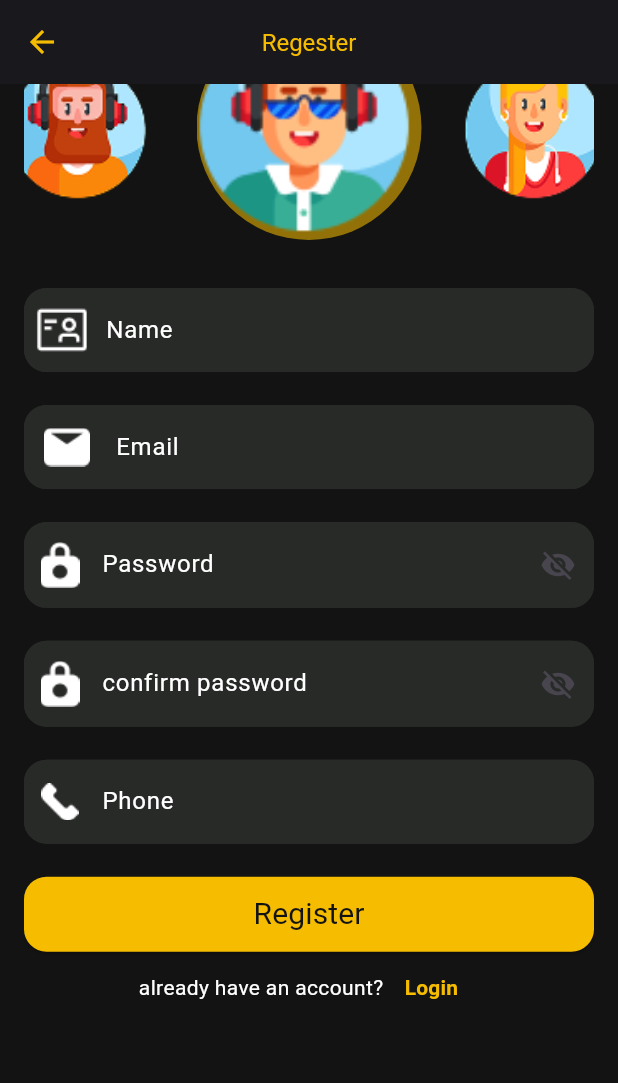
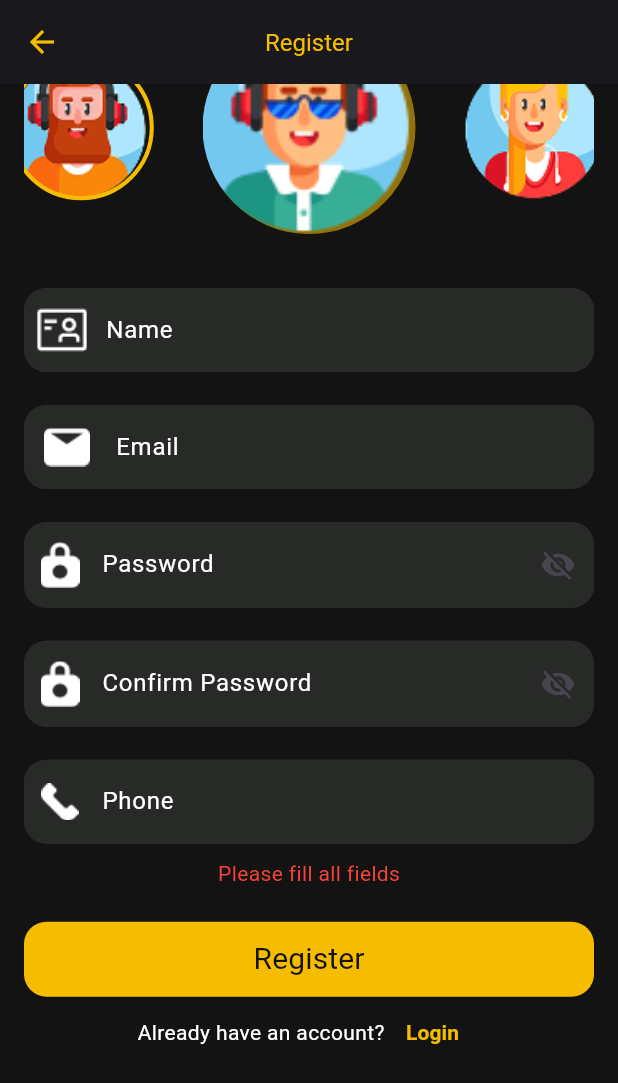
Before and after one commit to Abanob-romany/movies_app, a Flutter app: the Regester screen opened by its route, scrolled down 56 dp, after a tap on "Register", on a phone screen of 412 x 824 dp. Shown: the top 1083 px of the screen. Run offline on Flutter 3.47's test engine with Material 3 defaults, Android fonts, the phone set to English and light mode, and no system bars; drawn by our look-alikes of carousel_slider; our stand-ins replace google_fonts.

Commit message:
feat: Implement login and registration functionality with ViewModel architecture
- Added Login and Register screens with respective ViewModels for state management.
- Integrated API service for user authentication and registration.
- Updated routing to include Login and Register screens.
- Refactored existing code for better organization and readability.
- Added error handling and loading states in ViewModels.
- Created placeholder tabs for Browse, Home, Search, and Profile sections.
- Updated pubspec.yaml and pubspec.lock for new dependencies.

```diff
--- a/lib/main.dart
+++ b/lib/main.dart
@@ -1,6 +1,7 @@
 import 'package:flutter/material.dart';
 import 'package:movies_app/ui/screens/auth/auth.dart';
 import 'package:movies_app/ui/screens/auth/forget%20password/forget_pass.dart';
+import 'package:movies_app/ui/screens/auth/login/login.dart';
 import 'package:movies_app/ui/screens/auth/regester/regester.dart';
 import 'package:movies_app/ui/screens/home/home.dart';
 import 'package:movies_app/ui/screens/movie%20details/movie_details.dart';
@@ -17,7 +18,7 @@ class MyApp extends StatelessWidget {
   Widget build(BuildContext context) {
     return MaterialApp(
       debugShowCheckedModeBanner: false,
-      initialRoute: MovieDetails.routeName,
+      initialRoute: Onboarding.routeName,
 
       routes: {
         Onboarding.routeName: (context) => Onboarding(),
@@ -26,6 +27,7 @@ class MyApp extends StatelessWidget {
         MovieDetails.routeName: (context) => MovieDetails(),
         ForgetPass.routeName: (context) => ForgetPass(),
         Regester.routeName: (context) => const Regester(),
+        Login.routeName: (context) => const Login(),
       },
     );
   }
--- /dev/null
+++ b/lib/ui/screens/auth/login/api_service.dart
@@ -0,0 +1,74 @@
+import 'package:http/http.dart' as http;
+import 'dart:convert';
+
+class ApiService {
+  static const String baseUrl = 'https://route-movie-apis.vercel.app/auth';
+
+  static Future<Map<String, dynamic>> login({
+    required String email,
+    required String password,
+  }) async {
+    try {
+      final payload = {
+        'email': email,
+        'password': password,
+      };
+      print('Login Payload: $payload');
+      final response = await http.post(
+        Uri.parse('$baseUrl/login'),
+        headers: {'Content-Type': 'application/json'},
+        body: jsonEncode(payload),
+      );
+      print('Login Response: ${response.statusCode} - ${response.body}');
+
+      if (response.statusCode == 200) {
+        return jsonDecode(response.body);
+      } else if (response.statusCode == 400) {
+        throw Exception('Bad request: ${jsonDecode(response.body)['message'] ?? 'Invalid credentials'}');
+      } else {
+        throw Exception('Failed to login: ${response.statusCode} - ${response.body}');
+      }
+    } catch (e) {
+      print('Login Error: $e');
+      throw Exception('Error during login: $e');
+    }
+  }
+
+  static Future<Map<String, dynamic>> register({
+    required String name,
+    required String email,
+    required String password,
+    required String confirmPassword,
+    required String phone,
+    required int avaterId,
+  }) async {
+    try {
+      final payload = {
+        'name': name,
+        'email': email,
+        'password': password,
+        'confirmPassword': confirmPassword,
+        'phone': phone,
+        'avaterId': avaterId,
+      };
+      print('Register Payload: $payload');
+      final response = await http.post(
+        Uri.parse('$baseUrl/register'),
+        headers: {'Content-Type': 'application/json'},
+        body: jsonEncode(payload),
+      );
+      print('Register Response: ${response.statusCode} - ${response.body}');
+
+      if (response.statusCode == 200 || response.statusCode == 201) {
+        return jsonDecode(response.body);
+      } else if (response.statusCode == 400) {
+        throw Exception('Bad request: ${jsonDecode(response.body)['message'] ?? 'Invalid data'}');
+      } else {
+        throw Exception('Failed to register: ${response.statusCode} - ${response.body}');
+      }
+    } catch (e) {
+      print('Register Error: $e');
+      throw Exception('Error during registration: $e');
+    }
+  }
+}
--- /dev/null
+++ b/lib/ui/screens/auth/regester/api_service.dart
@@ -0,0 +1,67 @@
+import 'package:http/http.dart' as http;
+import 'dart:convert';
+
+class ApiService {
+  static const String baseUrl = 'https://route-movie-apis.vercel.app/auth';
+
+  static Future<Map<String, dynamic>> register({
+    required String name,
+    required String email,
+    required String password,
+    required String confirmPassword,
+    required String phone,
+    required int avaterId, // Updated to match API example (typo preserved)
+  }) async {
+    try {
+      final payload = {
+        'name': name,
+        'email': email,
+        'password': password,
+        'confirmPassword': confirmPassword, // Updated to match API example
+        'phone': phone,
+        'avaterId': avaterId, // Updated to match API example
+      };
+      print('Register Payload: $payload');
+      final response = await http.post(
+        Uri.parse('$baseUrl/register'),
+        headers: {'Content-Type': 'application/json'},
+        body: jsonEncode(payload),
+      );
+      print('Register Response: ${response.statusCode} - ${response.body}');
+
+      if (response.statusCode == 200 || response.statusCode == 201) {
+        return jsonDecode(response.body);
+      } else if (response.statusCode == 400) {
+        throw Exception(
+            'Bad request: ${jsonDecode(response.body)['message'] ?? 'Invalid data'}');
+      } else {
+        throw Exception(
+            'Failed to register: ${response.statusCode} - ${response.body}');
+      }
+    } catch (e) {
+      print('Register Error: $e');
+      throw Exception('Error during registration: $e');
+    }
+  }
+
+  static Future<Map<String, dynamic>> login(
+      String username, String password) async {
+    try {
+      final response = await http.post(
+        Uri.parse('$baseUrl/login'),
+        headers: {'Content-Type': 'application/json'},
+        body: jsonEncode({'username': username, 'password': password}),
+      );
+      print('Login Response: ${response.statusCode} - ${response.body}');
+      if (response.statusCode == 200) {
+        return jsonDecode(response.body);
+      } else {
+        throw Exception(
+            'Failed to login: ${response.statusCode} - ${response.body}');
+      }
+    } catch (e) {
+      print('Login Error: $e');
+      throw Exception('Error during login: $e');
+    }
+  }
+}
--- a/lib/ui/screens/auth/regester/regester.dart
+++ b/lib/ui/screens/auth/regester/regester.dart
@@ -1,9 +1,11 @@
 import 'package:carousel_slider/carousel_slider.dart';
 import 'package:flutter/material.dart';
+import 'package:movies_app/ui/screens/auth/regester/register_viewmodel.dart';
 import 'package:movies_app/ui/screens/auth/shared/text_form_field_builder.dart';
 import 'package:movies_app/ui/utils/app_assets.dart';
 import 'package:movies_app/ui/utils/app_colors.dart';
 import 'package:movies_app/ui/utils/app_styles.dart';
+import 'package:provider/provider.dart';
 
 class Regester extends StatelessWidget {
   static const String routeName = '/regester';
@@ -11,26 +13,22 @@ class Regester extends StatelessWidget {
 
   @override
   Widget build(BuildContext context) {
-    List<String> avatarImages = [
-      AppAssets.avatar1,
-      AppAssets.avatar2,
-      AppAssets.avatar3,
-      AppAssets.avatar4,
-      AppAssets.avatar5,
-      AppAssets.avatar6,
-      AppAssets.avatar7,
-      AppAssets.avatar8,
-      AppAssets.avatar9,
-    ];
-
+    return ChangeNotifierProvider(
+      create: (_) => RegisterViewModel(),
+      child: Consumer<RegisterViewModel>(
+        builder: (context, viewModel, child) {
           return Scaffold(
             backgroundColor: AppColors.black,
             appBar: AppBar(
-        title: Text('Regester', style: AppStyle.regular16primary),
+              title: Text('Register', style: AppStyle.regular16primary),
               centerTitle: true,
               backgroundColor: AppColors.black,
               elevation: 0,
               iconTheme: IconThemeData(color: AppColors.primaryColor),
+              leading: IconButton(
+                icon: Icon(Icons.arrow_back, color: AppColors.primaryColor),
+                onPressed: () => Navigator.pop(context),
+              ),
             ),
             body: Center(
               child: Padding(
@@ -45,23 +43,56 @@ class Regester extends StatelessWidget {
                           options: CarouselOptions(
                             height: 170.0,
                             enlargeCenterPage: true,
+                            enlargeFactor: 0.5,
                             autoPlay: false,
                             enableInfiniteScroll: true,
                             viewportFraction: 0.4,
                             initialPage: 1,
-                      enlargeFactor: 0.5,
+                            onPageChanged: (index, reason) => viewModel
+                                .setAvaterId(index), // Updated to setAvaterId
                           ),
-                    items:
-                        avatarImages.map((image) {
+                          items: [
+                            AppAssets.avatar1,
+                            AppAssets.avatar2,
+                            AppAssets.avatar3,
+                            AppAssets.avatar4,
+                            AppAssets.avatar5,
+                            AppAssets.avatar6,
+                            AppAssets.avatar7,
+                            AppAssets.avatar8,
+                            AppAssets.avatar9,
+                          ].map((image) {
                             return Builder(
                               builder: (BuildContext context) {
-                              return Container(
+                                final index = [
+                                  AppAssets.avatar1,
+                                  AppAssets.avatar2,
+                                  AppAssets.avatar3,
+                                  AppAssets.avatar4,
+                                  AppAssets.avatar5,
+                                  AppAssets.avatar6,
+                                  AppAssets.avatar7,
+                                  AppAssets.avatar8,
+                                  AppAssets.avatar9,
+                                ].indexOf(image);
+                                return GestureDetector(
+                                  onTap: () => viewModel.setAvaterId(
+                                      index), // Updated to setAvaterId
+                                  child: Container(
                                     width: 150,
+                                    margin:
+                                        EdgeInsets.symmetric(horizontal: 5.0),
                                     decoration: BoxDecoration(
                                       shape: BoxShape.circle,
                                       image: DecorationImage(
                                         image: AssetImage(image),
                                         fit: BoxFit.cover,
+                                      ),
+                                      border: viewModel.avaterId == index
+                                          ? Border.all(
+                                              color: AppColors.primaryColor,
+                                              width: 4.0)
+                                          : null,
                                     ),
                                   ),
                                 );
@@ -73,28 +104,27 @@ class Regester extends StatelessWidget {
                         buildTextFormField(
                           hintText: 'Name',
                           icon: AppAssets.nameIcon,
-                    controller: TextEditingController(),
+                          controller: viewModel.nameController,
                         ),
                         const SizedBox(height: 22.0),
                         buildTextFormField(
                           hintText: 'Email',
                           icon: AppAssets.emailIcon,
-                    controller: TextEditingController(),
+                          controller: viewModel.emailController,
                         ),
                         const SizedBox(height: 22.0),
                         buildTextFormField(
                           hintText: 'Password',
                           icon: AppAssets.password,
-                    controller: TextEditingController(),
+                          controller: viewModel.passwordController,
                           obscureText: true,
                           suffixIcon: Icons.visibility_off,
                         ),
                         const SizedBox(height: 22.0),
                         buildTextFormField(
-                    hintText: 'confirm password',
+                          hintText: 'Confirm Password',
                           icon: AppAssets.password,
-                    controller: TextEditingController(),
-
+                          controller: viewModel.confirmPasswordController,
                           obscureText: true,
                           suffixIcon: Icons.visibility_off,
                         ),
@@ -102,14 +132,23 @@ class Regester extends StatelessWidget {
                         buildTextFormField(
                           hintText: 'Phone',
                           icon: AppAssets.phone,
-                    controller: TextEditingController(),
+                          controller: viewModel.phoneController,
                           keyboardType: TextInputType.phone,
+                        ),
+                        if (viewModel.errorMessage != null)
+                          Padding(
+                            padding: const EdgeInsets.only(top: 10.0),
+                            child: Text(
+                              viewModel.errorMessage!,
+                              style: AppStyle.regular14White
+                                  .copyWith(color: Colors.red),
+                            ),
                           ),
                         const SizedBox(height: 22.0),
                         ElevatedButton(
-                    onPressed: () {
-                      // Handle registration logic
-                    },
+                          onPressed: viewModel.isLoading
+                              ? null
+                              : () => viewModel.register(context),
                           style: ElevatedButton.styleFrom(
                             backgroundColor: AppColors.primaryColor,
                             minimumSize: const Size(double.infinity, 50),
@@ -117,20 +156,21 @@ class Regester extends StatelessWidget {
                               borderRadius: BorderRadius.circular(15),
                             ),
                           ),
-                    child: Text('Register', style: AppStyle.regular20black),
+                          child: viewModel.isLoading
+                              ? CircularProgressIndicator(
+                                  color: AppColors.black)
+                              : Text('Register',
+                                  style: AppStyle.regular20black),
                         ),
                         Row(
                           mainAxisAlignment: MainAxisAlignment.center,
                           children: [
-                      Text(
-                        'already have an account?',
-                        style: AppStyle.regular14White,
-                      ),
+                            Text('Already have an account?',
+                                style: AppStyle.regular14White),
                             TextButton(
-                        onPressed: () {
-                          Navigator.pop(context);
-                        },
-                        child: Text('Login', style: AppStyle.bold14primary),
+                              onPressed: () => Navigator.pop(context),
+                              child:
+                                  Text('Login', style: AppStyle.bold14primary),
                             ),
                           ],
                         ),
@@ -141,5 +181,8 @@ class Regester extends StatelessWidget {
               ),
             ),
           );
+        },
+      ),
+    );
   }
 }
--- /dev/null
+++ b/lib/ui/screens/auth/regester/register_viewmodel.dart
@@ -0,0 +1,78 @@
+import 'package:flutter/material.dart';
+import 'package:movies_app/ui/screens/auth/regester/api_service.dart';
+
+class RegisterViewModel with ChangeNotifier {
+  final TextEditingController nameController = TextEditingController();
+  final TextEditingController emailController = TextEditingController();
+  final TextEditingController passwordController = TextEditingController();
+  final TextEditingController confirmPasswordController =
+      TextEditingController();
+  final TextEditingController phoneController = TextEditingController();
+  int avaterId = 0; // Updated to match API example
+  String? errorMessage;
+  bool isLoading = false;
+
+  void setAvaterId(int index) {
+    // Updated to setAvaterId
+    avaterId = index;
+    notifyListeners();
+  }
+
+  Future<void> register(BuildContext context) async {
+    if (nameController.text.isEmpty ||
+        emailController.text.isEmpty ||
+        passwordController.text.isEmpty ||
+        confirmPasswordController.text.isEmpty ||
+        phoneController.text.isEmpty) {
+      errorMessage = 'Please fill all fields';
+      notifyListeners();
+      return;
+    }
+
+    if (passwordController.text != confirmPasswordController.text) {
+      errorMessage = 'Passwords do not match';
+      notifyListeners();
+      return;
+    }
+
+    isLoading = true;
+    errorMessage = null;
+    notifyListeners();
+
+    try {
+      final response = await ApiService.register(
+        name: nameController.text,
+        email: emailController.text,
+        password: passwordController.text,
+        confirmPassword: confirmPasswordController.text, // Updated to match API
+        phone: phoneController.text,
+        avaterId: avaterId, // Updated to match API
+      );
+      if (response['message'] == 'User created successfully') {
+        if (context.mounted) {
+          Navigator.pop(context);
+        }
+      } else {
+        errorMessage = response['message'] ??
+            'Registration failed. Please check your input.';
+      }
+    } catch (e) {
+      errorMessage = e.toString().contains('Failed to register')
+          ? 'Server error: ${e.toString().split(':').last.trim()}'
+          : 'An error occurred. Please try again.';
+    } finally {
+      isLoading = false;
+      notifyListeners();
+    }
+  }
+
+  @override
+  void dispose() {
+    nameController.dispose();
+    emailController.dispose();
+    passwordController.dispose();
+    confirmPasswordController.dispose();
+    phoneController.dispose();
+    super.dispose();
+  }
+}
--- a/lib/ui/screens/home/tabs/ProfileTab.dart
+++ b/lib/ui/screens/home/tabs/browse/browse_tab.dart
@@ -1,7 +1,7 @@
 import 'package:flutter/cupertino.dart';
 
-class Profiletab extends StatelessWidget {
-  const Profiletab({super.key});
+class BrowseTab extends StatelessWidget {
+  const BrowseTab({super.key});
 
   @override
   Widget build(BuildContext context) {
--- a/lib/ui/screens/home/tabs/HomeTab.dart
+++ b/lib/ui/screens/home/tabs/home/home_tab.dart
@@ -1,8 +1,7 @@
 import 'package:flutter/material.dart';
-import 'package:movies_app/ui/screens/home/tabs/BroweTap.dart';
 import 'package:movies_app/ui/utils/app_colors.dart';
 import 'package:movies_app/ui/utils/app_styles.dart';
-import '../../../utils/app_assets.dart';
+import '../../../../utils/app_assets.dart';
 
 class HomeTab extends StatefulWidget {
   static const String routeName = '/home';
--- a/lib/ui/screens/home/tabs/BroweTap.dart
+++ b/lib/ui/screens/home/tabs/profile/profile_tab.dart
@@ -1,7 +1,7 @@
 import 'package:flutter/cupertino.dart';
 
-class Browetap extends StatelessWidget {
-  const Browetap({super.key});
+class ProfileTab extends StatelessWidget {
+  const ProfileTab({super.key});
 
   @override
   Widget build(BuildContext context) {
```
Also changed, not shown: lib/ui/screens/auth/login/login.dart (+32 -11 lines), lib/ui/screens/auth/login/login_viewmodel.dart (added, +53 -0 lines), lib/ui/screens/home/home.dart (+7 -7 lines), lib/ui/screens/home/tabs/search/search_tab.dart (renamed from lib/ui/screens/home/tabs/SearchTab.dart, +4 -4 lines), pubspec.yaml (+4 -4 lines), pubspec.lock. Lines whose indentation alone changed are shown as unchanged.
